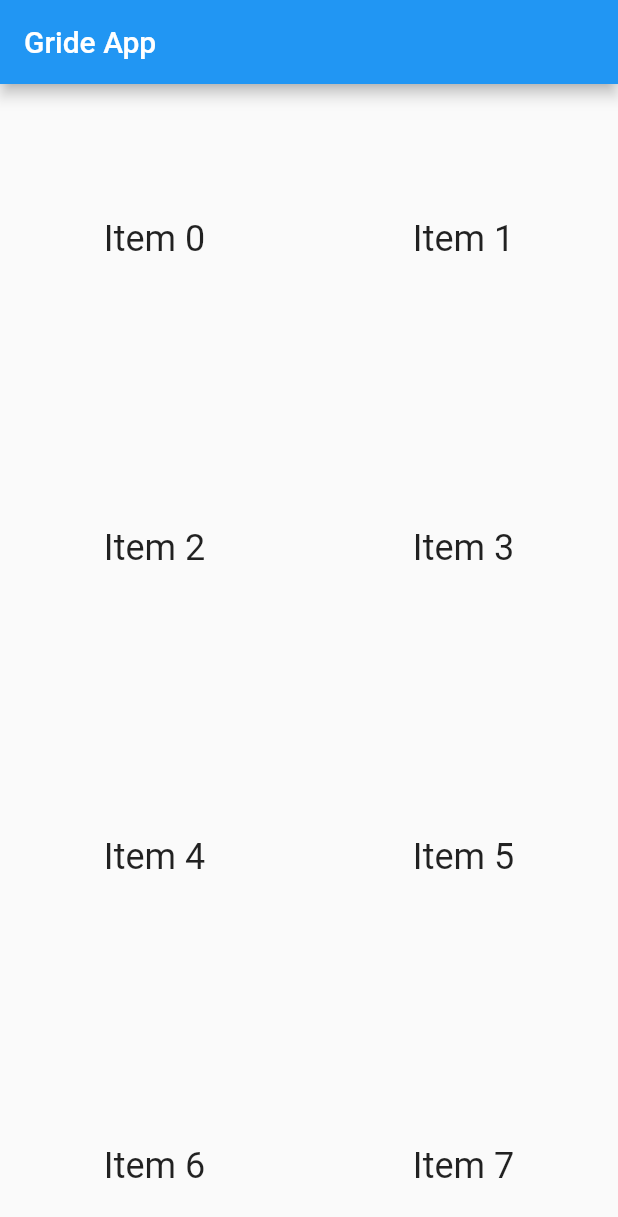
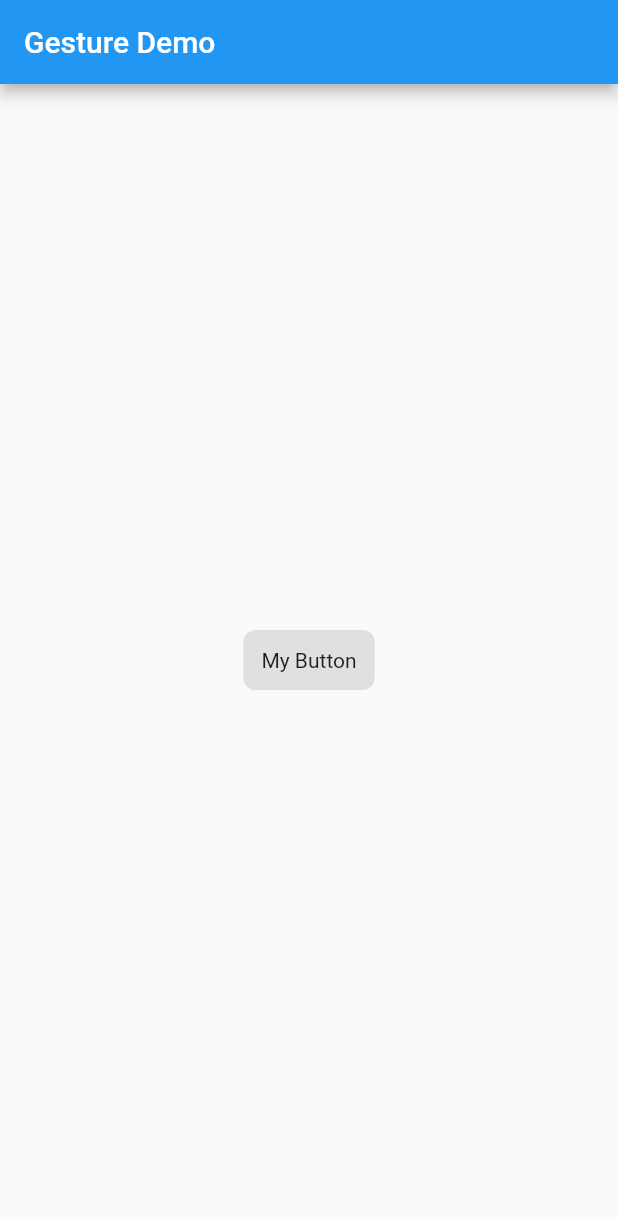
Before and after one commit to ggggxiaolong/flutter_app, a Flutter app: the screen it shows after launch, on a phone screen of 412 x 824 dp. Shown: the top 1217 px of the screen. Run offline on Flutter 3.47's test engine with Material 2 defaults, Android fonts, the phone set to English and light mode, and no system bars.

Commit message:
Gesture tap

```diff
--- a/lib/main.dart
+++ b/lib/main.dart
@@ -1,29 +1,30 @@
 import 'package:flutter/material.dart';
 
-void main() => runApp(new GrideApp());
+void main() => runApp(new MaterialApp(
+    title: "Tap",
+    home: new Scaffold(
+        appBar: new AppBar(
+          title: new Text("Gesture Demo"),
+        ),
+        body: new TapApp())));
 
-class GrideApp extends StatelessWidget {
+class TapApp extends StatelessWidget {
   @override
-    Widget build(BuildContext context) {
-      return new MaterialApp(
-        title: "Gride List",
-        home: new Scaffold(
-          appBar: new AppBar(
-            title: new Text("Gride App"),
-          ),
-          body: new GridView.count(
-            crossAxisCount: 2,
-            children: new List.generate(
-              100,
-              (i) => new Center(
-                child: new Text(
-                  "Item $i",
-                  style: Theme.of(context).textTheme.headline,
-                ),
-              )
-            ),
-          ),
-        ),
-      );
-    }
+  Widget build(BuildContext context) {
+    return new Center(
+        child: new GestureDetector(
+      onTap: () {
+        Scaffold
+            .of(context)
+            .showSnackBar(new SnackBar(content: new Text("Tap")));
+      },
+      child: new Container(
+        padding: new EdgeInsets.all(12.0),
+        decoration: new BoxDecoration(
+            color: Theme.of(context).buttonColor,
+            borderRadius: new BorderRadius.circular(8.0)),
+        child: new Text("My Button"),
+      ),
+    ));
+  }
 }
```
